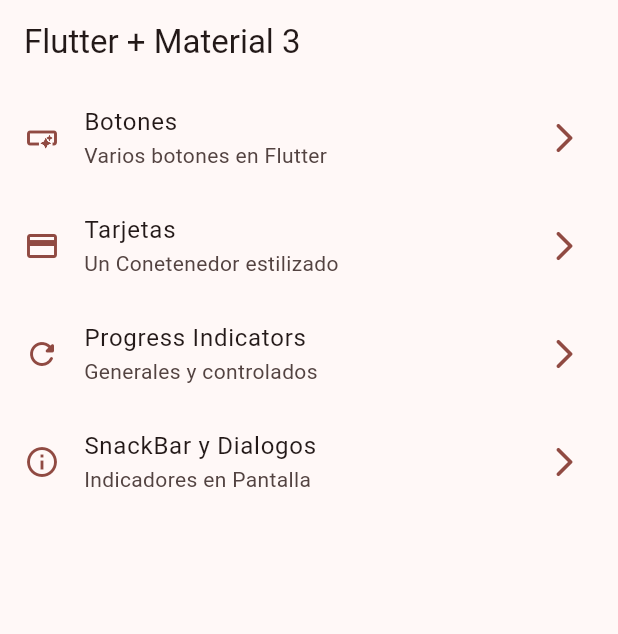
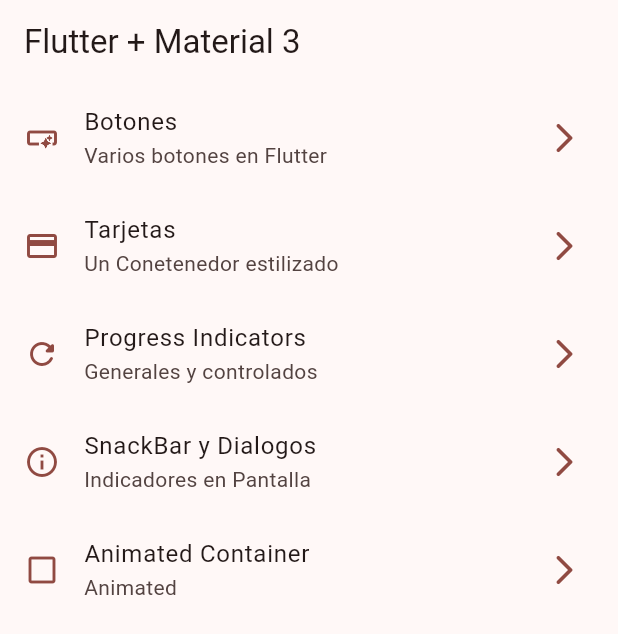
Before and after one commit to goncalveshigino/widget-app, a Flutter app: the screen it shows after launch, on a phone screen of 412 x 824 dp. Shown: the top 634 px of the screen. Run offline on Flutter 3.47's test engine with Material 2 defaults, Android fonts, the phone set to English and light mode, and no system bars; our stand-ins replace go_router.

Commit message:
animated container finished

```diff
--- a/lib/config/menu/menu_items.dart
+++ b/lib/config/menu/menu_items.dart
@@ -46,4 +46,11 @@
     icon: Icons.info_outline,
   ),
 
+   MenuItem(
+    title: 'Animated Container',
+    subtitle: 'Animated',
+    link: '/animated',
+    icon: Icons.check_box_outline_blank_outlined,
+  ),
+
 ];
```
Also changed, not shown: lib/presentation/screens/animated/animated_screen.dart (+45 -4 lines).
